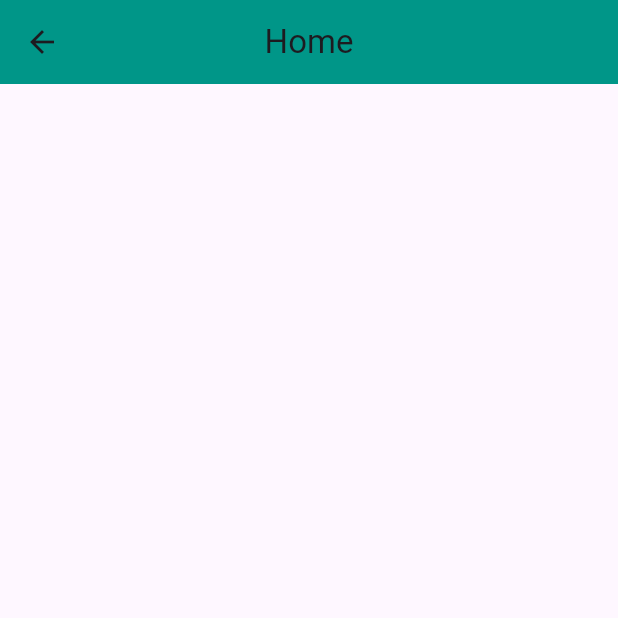
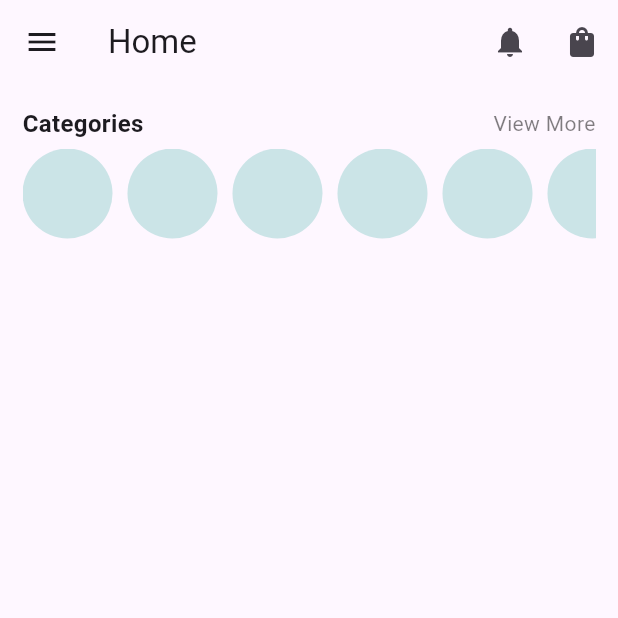
Before and after one commit to Seyam7/eCommerce_flutter, a Flutter app: the HomeScreen screen opened directly, on a phone screen of 412 x 824 dp, the top half of it. Run offline on Flutter 3.47's test engine with Material 3 defaults, Android fonts, the phone set to English and light mode, and no system bars; our stand-ins replace get.

Commit message:
home page ui design started

```diff
--- a/lib/views/home/home_screen.dart
+++ b/lib/views/home/home_screen.dart
@@ -1,3 +1,4 @@
+import 'package:e_commerce_flutter/views/home/sections/category_section.dart';
 import 'package:flutter/material.dart';
 
 class HomeScreen extends StatelessWidget {
@@ -7,9 +8,28 @@ class HomeScreen extends StatelessWidget {
   Widget build(BuildContext context) {
     return Scaffold(
       appBar: AppBar(
+        leading: IconButton(
+            onPressed: (){},
+            icon: Icon(Icons.menu),
+        ),
         title: Text('Home'),
-        centerTitle: true,
-        backgroundColor: Colors.teal,
+        actions: [
+          IconButton(
+              onPressed: (){},
+              icon: Icon(Icons.notifications),
+          ),
+          IconButton(
+            onPressed: (){},
+            icon: Icon(Icons.shopping_bag_rounded
+            ),
+          ),
+        ],
+      ),
+      body: Column(
+        children: [
+          //category
+          CategorySection(),
+        ],
       ),
     );
   }
--- /dev/null
+++ b/lib/views/home/sections/category_section.dart
@@ -0,0 +1,61 @@
+import 'package:flutter/material.dart';
+
+class CategorySection extends StatelessWidget {
+  const CategorySection({super.key});
+
+  @override
+  Widget build(BuildContext context) {
+    return Padding(
+      padding: const EdgeInsets.all(15.0),
+      child: Column(
+        children: [
+          Row(
+            mainAxisAlignment: MainAxisAlignment.spaceBetween,
+            children: [
+              Text(
+                'Categories',
+                style: TextStyle(
+                  fontWeight: FontWeight.bold,
+                  fontSize: 16,
+                ),
+              ),
+              Text(
+                'View More',
+                style: TextStyle(
+                  color: Colors.black.withOpacity(.5),
+                ),
+              ),
+            ],
+          ),
+          SizedBox(
+            height: 5,
+          ),
+          SizedBox(
+            height: 150,
+            child: ListView.separated(
+              itemBuilder: (_,index){
+                return Column(
+                  children: [
+                    Container(
+                      height: 60,
+                      width: 60,
+                      decoration: BoxDecoration(
+                        color: Colors.teal.withOpacity(.2),
+                        shape: BoxShape.circle,
+                      ),
+                    ),
+                  ],
+                );
+              },
+              itemCount: 7,
+              scrollDirection: Axis.horizontal,
+              separatorBuilder: (_,index){
+                return SizedBox(width: 10,);
+              },
+            ),
+          ),
+        ],
+      ),
+    );
+  }
+}
```
